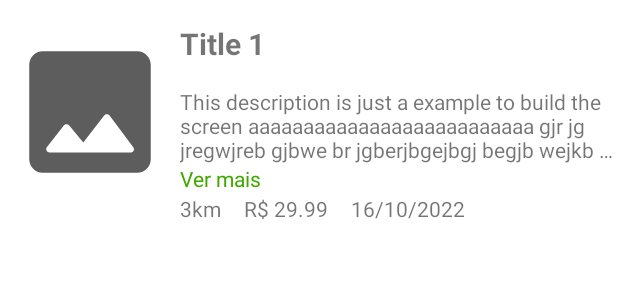
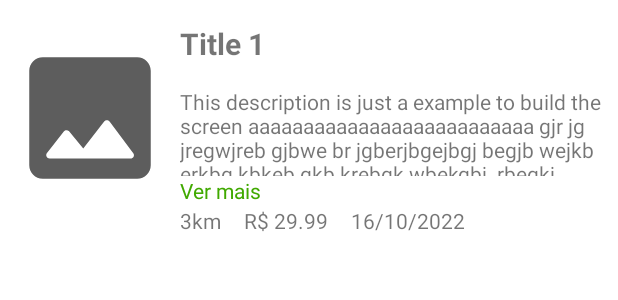
Before and after one commit to AlbertoDoc/WP, an Android app: the layout event_layout.xml on its own in the app's theme, with its tools: preview values and no code run, on a phone screen of 412 x 824 dp. Shown: the top 300 px of the screen. Run offline under Robolectric (Android 15) with nearby library versions, the phone set to English and light mode, and no system bars.

Commit message:
feature(EventAdapter): Finish See More action

```diff
--- a/app/build.gradle
+++ b/app/build.gradle
@@ -52,7 +52,6 @@ dependencies {
     implementation 'com.github.bumptech.glide:glide:4.14.2'
     kapt 'com.github.bumptech.glide:compiler:4.14.2'
     implementation 'com.google.android.gms:play-services-location:21.0.0'
-    implementation 'com.ms-square:expandableTextView:0.1.4'
 
     // Room
     def room_version = "2.4.3"
--- a/app/src/main/res/layout/event_layout.xml
+++ b/app/src/main/res/layout/event_layout.xml
@@ -67,11 +67,10 @@
             <TextView
                 android:id="@+id/event_description"
                 android:layout_width="wrap_content"
-                android:layout_height="wrap_content"
+                android:layout_height="89px"
                 android:layout_marginStart="15dp"
                 android:layout_marginTop="15dp"
                 android:text="This description is just a example to build the screen aaaaaaaaaaaaaaaaaaaaaaaaaa gjr jg jregwjreb gjbwe br jgberjbgejbgj begjb wejkb erkbg kbkeb gkb krebgk wbekgbj  rbegkj bekjgb kjerb kjbeek bgkb erkjbkj b kjb"
-                android:maxLines="3"
                 android:ellipsize="end"
                 app:layout_constraintStart_toEndOf="@id/event_image"
                 app:layout_constraintTop_toBottomOf="@id/event_title"
```
Also changed, not shown: app/src/main/java/com/example/wps/events/view/EventsAdapter.kt (+15 -5 lines).
